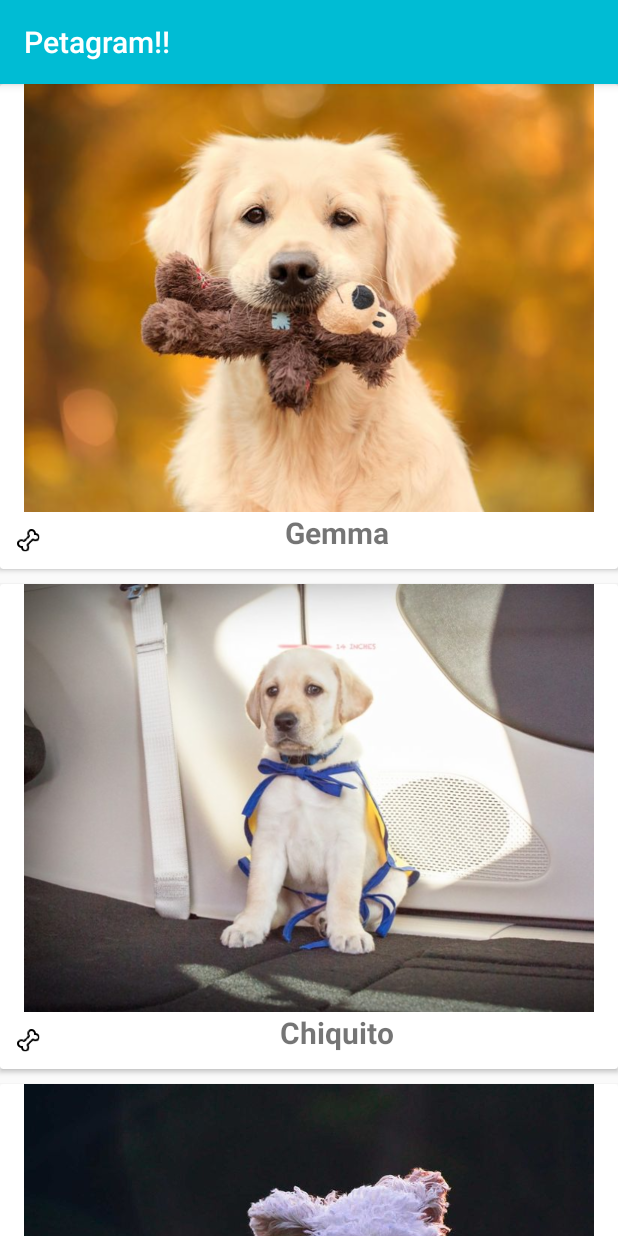
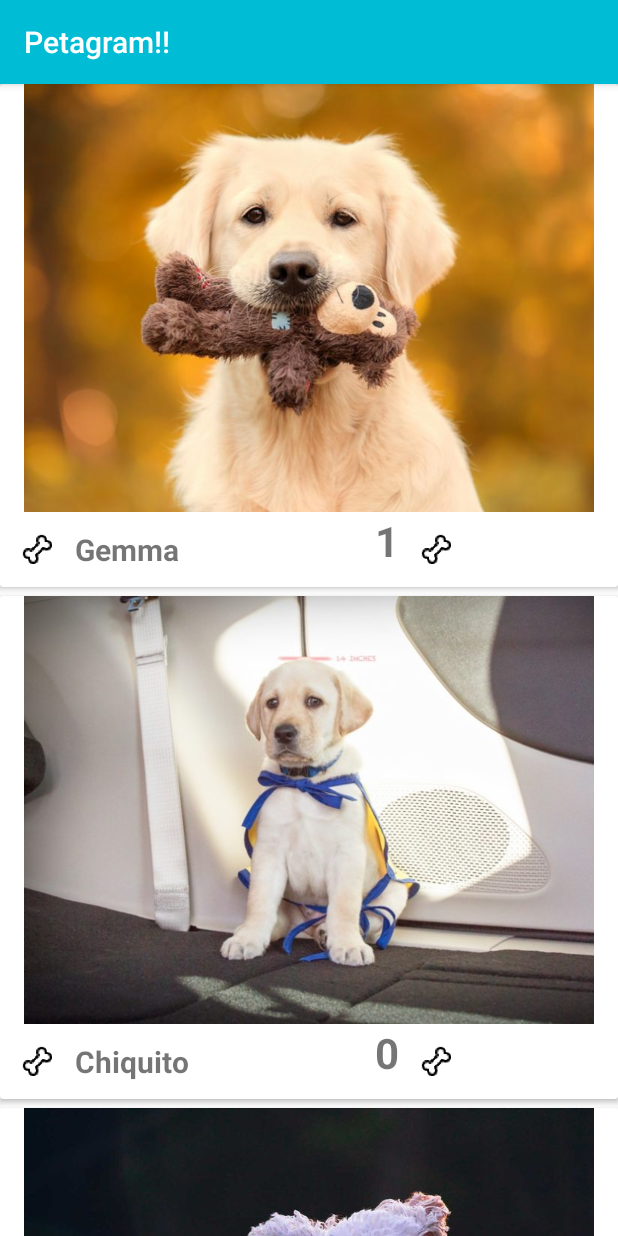
Before and after one commit to xHernanL/Petagram, an Android app: the screen it shows after launch (MainActivity), after a tap on an icon or button, on a phone screen of 412 x 824 dp. Run offline under Robolectric (Android 15) with nearby library versions, the phone set to English and light mode, and no system bars.

Commit message:
Upload 29/09

```diff
--- a/app/src/main/java/com/example/petagram/MainActivity.java
+++ b/app/src/main/java/com/example/petagram/MainActivity.java
@@ -4,6 +4,9 @@ import androidx.recyclerview.widget.LinearLayoutManager;
 import androidx.recyclerview.widget.RecyclerView;
 
 import android.os.Bundle;
+import android.view.View;
+import android.widget.TextView;
+
 import java.util.ArrayList;
 public class MainActivity extends AppCompatActivity {
 
@@ -42,4 +45,13 @@ public class MainActivity extends AppCompatActivity {
         mascotas.add(new Mascota(R.drawable.supercat1,"Uma"));
         mascotas.add(new Mascota(R.drawable.supercat2,"Pipi"));
     }
+
+
+    public void incrementValue(View view){
+        TextView tv = findViewById(R.id.textView);
+        int i = Integer.parseInt(tv.getText().toString());
+        i++;
+        tv.setText(i+"");
+
+    }
 }
--- a/app/src/main/java/com/example/petagram/Mascota.java
+++ b/app/src/main/java/com/example/petagram/Mascota.java
@@ -3,6 +3,7 @@ package com.example.petagram;
 public class Mascota {
     private int foto;
     private String nombre;
+
 
     public Mascota(int foto, String nombre) {
         this.foto = foto;
--- a/app/src/main/java/com/example/petagram/MascotaAdaptador.java
+++ b/app/src/main/java/com/example/petagram/MascotaAdaptador.java
@@ -39,13 +39,15 @@ public class MascotaAdaptador extends RecyclerView.Adapter<MascotaAdaptador.Masc
         mascotaViewHolder.tvNombreM.setText(mascota.getNombre());
         mascotaViewHolder.imgFoto.setImageResource(mascota.getFoto());
 
+        /* Comentario de Favorito Icon Mascota
+        mascotaViewHolder.btnLike.setOnClickListener(new View.OnClickListener() {
+           // @Override
+            //public void onClick(View v) {
+              //  Toast.makeText(activity, "Favorito! "+mascota.getNombre(), Toast.LENGTH_SHORT).show();
 
-        mascotaViewHolder.btnLike.setOnClickListener(new View.OnClickListener() {
-            @Override
-            public void onClick(View v) {
-                Toast.makeText(activity, "Favorito! "+mascota.getNombre(), Toast.LENGTH_SHORT).show();
-            }
-        });
+
+            //}
+        });*/
 
     }
 
--- /dev/null
+++ b/app/src/main/res/layout-v21/actionbar.xml
@@ -0,0 +1,10 @@
+<?xml version="1.0" encoding="utf-8"?>
+<android.widget.Toolbar
+    xmlns:android="http://schemas.android.com/apk/res/android"
+    android:layout_width="match_parent"
+    android:layout_height="?attr/actionBarSize"
+    android:background="@color/colorPrimary"
+    android:elevation="4dp"
+    >
+
+</android.widget.Toolbar>
--- a/app/src/main/res/layout/cardview_mascota.xml
+++ b/app/src/main/res/layout/cardview_mascota.xml
@@ -4,9 +4,8 @@
     android:id="@+id/cardviewMascota"
     android:layout_width="match_parent"
     android:layout_height="wrap_content"
-    android:layout_marginBottom="10dp"
+    android:layout_marginBottom="6dp"
     card_view:cardCornerRadius="4dp"
-
     >
 
     <LinearLayout
@@ -30,20 +29,22 @@
 
         <ImageButton
             android:id="@+id/btnLike"
-            android:layout_width="38dp"
-            android:layout_height="38dp"
+            android:layout_width="50dp"
+            android:layout_height="50dp"
             android:background="@mipmap/ic_launcher_foreground"
+            android:onClick="incrementValue"
             />
 
     <LinearLayout
         android:layout_width="match_parent"
         android:layout_height="match_parent"
-        android:orientation="vertical"
+        android:orientation="horizontal"
+
         >
 
         <TextView
             android:id="@+id/tvNombre"
-            android:layout_width="wrap_content"
+            android:layout_width="200dp"
             android:layout_height="wrap_content"
             android:text="@string/app_name"
             android:layout_gravity="center"
@@ -51,6 +52,24 @@
             android:textStyle="bold"
          />
 
+
+        <TextView
+            android:id="@+id/textView"
+            android:layout_width="wrap_content"
+            android:layout_height="wrap_content"
+            android:layout_gravity="right"
+            android:text="0"
+            android:textSize="28sp"
+            android:textStyle="bold" />
+
+        <ImageButton
+            android:id="@+id/btnLikes"
+            android:layout_width="50dp"
+            android:layout_height="50dp"
+            android:background="@mipmap/ic_launcher_foreground"
+            android:onClick="incrementValue"
+            />
+
     </LinearLayout>
     </LinearLayout>
     </LinearLayout>
```
